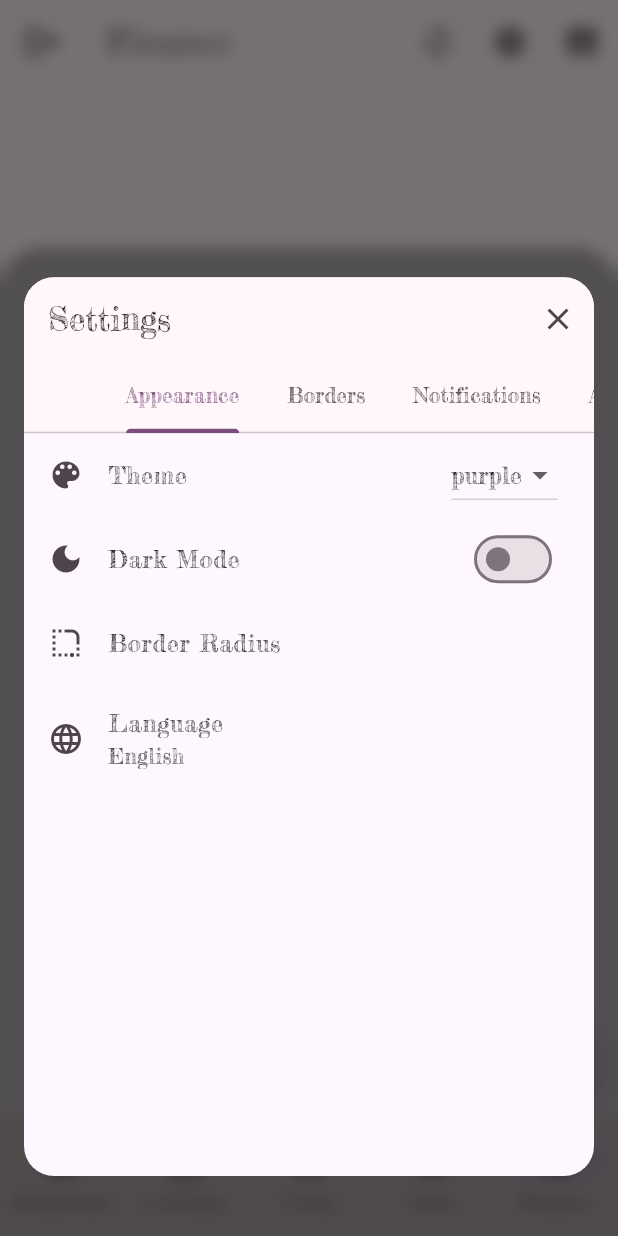
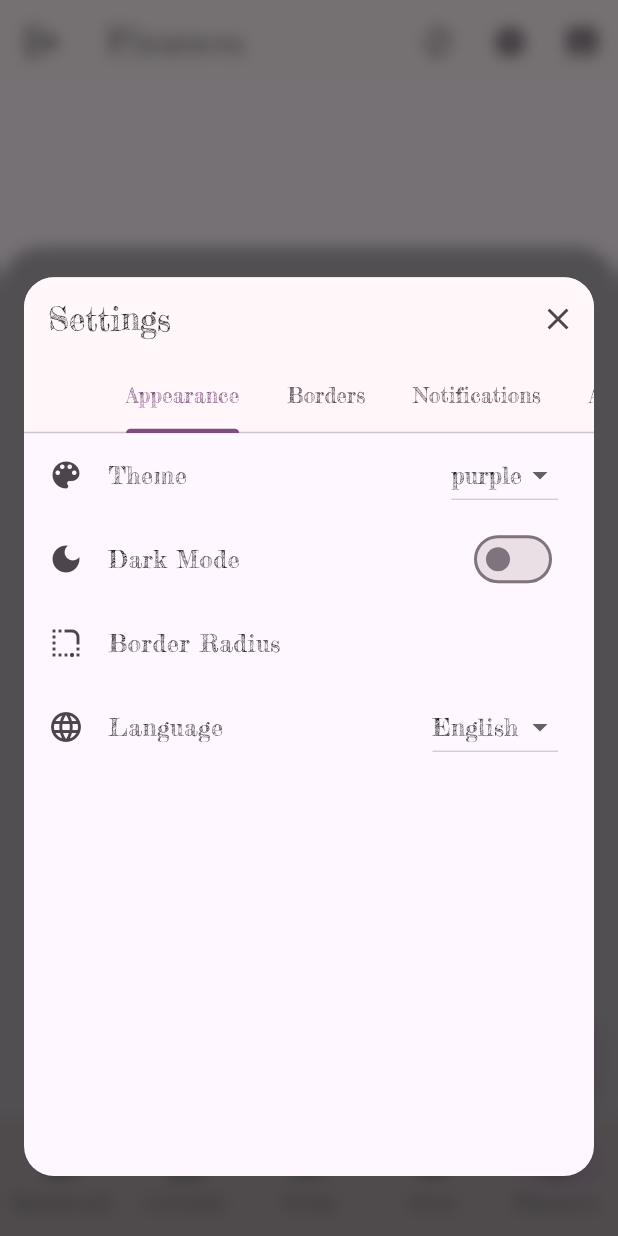
Before and after one commit to la-fourier/myapp, a Flutter app: the MainScreen screen opened directly, item 5 of the bottom bar chosen, after a tap on the "settings" icon, on a phone screen of 412 x 824 dp. Run offline on Flutter 3.47's test engine with Material 3 defaults, Android fonts, the phone set to English and light mode, and no system bars; our stand-ins replace csv, file_picker, flutter_local_notifications, flutter_secure_storage, fluttertoast, google_fonts and 4 more; missing offline and left inert: flutter_web_auth_2, google_mlkit_text_recognition, googleapis; accounts and stored records are empty; generated files the repository leaves out were written again.

Commit message:
AGENT X - Finished Phase 5 Localization i18n

````diff
--- /dev/null
+++ b/l10n.yaml
@@ -0,0 +1,3 @@
+arb-dir: lib/l10n
+template-arb-file: app_en.arb
+output-localization-file: app_localizations.dart
--- /dev/null
+++ b/lib/l10n/app_localizations.dart
@@ -0,0 +1,216 @@
+import 'dart:async';
+
+import 'package:flutter/foundation.dart';
+import 'package:flutter/widgets.dart';
+import 'package:flutter_localizations/flutter_localizations.dart';
+import 'package:intl/intl.dart' as intl;
+
+import 'app_localizations_de.dart';
+import 'app_localizations_en.dart';
+import 'app_localizations_es.dart';
+
+// ignore_for_file: type=lint
+
+/// Callers can lookup localized strings with an instance of AppLocalizations
+/// returned by `AppLocalizations.of(context)`.
+///
+/// Applications need to include `AppLocalizations.delegate()` in their app's
+/// `localizationDelegates` list, and the locales they support in the app's
+/// `supportedLocales` list. For example:
+///
+/// ```dart
+/// import 'l10n/app_localizations.dart';
+///
+/// return MaterialApp(
+///   localizationsDelegates: AppLocalizations.localizationsDelegates,
+///   supportedLocales: AppLocalizations.supportedLocales,
+///   home: MyApplicationHome(),
+/// );
+/// ```
+///
+/// ## Update pubspec.yaml
+///
+/// Please make sure to update your pubspec.yaml to include the following
+/// packages:
+///
+/// ```yaml
+/// dependencies:
+///   # Internationalization support.
+///   flutter_localizations:
+///     sdk: flutter
+///   intl: any # Use the pinned version from flutter_localizations
+///
+///   # Rest of dependencies
+/// ```
+///
+/// ## iOS Applications
+///
+/// iOS applications define key application metadata, including supported
+/// locales, in an Info.plist file that is built into the application bundle.
+/// To configure the locales supported by your app, you’ll need to edit this
+/// file.
+///
+/// First, open your project’s ios/Runner.xcworkspace Xcode workspace file.
+/// Then, in the Project Navigator, open the Info.plist file under the Runner
+/// project’s Runner folder.
+///
+/// Next, select the Information Property List item, select Add Item from the
+/// Editor menu, then select Localizations from the pop-up menu.
+///
+/// Select and expand the newly-created Localizations item then, for each
+/// locale your application supports, add a new item and select the locale
+/// you wish to add from the pop-up menu in the Value field. This list should
+/// be consistent with the languages listed in the AppLocalizations.supportedLocales
+/// property.
+abstract class AppLocalizations {
+  AppLocalizations(String locale)
+    : localeName = intl.Intl.canonicalizedLocale(locale.toString());
+
+  final String localeName;
+
+  static AppLocalizations? of(BuildContext context) {
+    return Localizations.of<AppLocalizations>(context, AppLocalizations);
+  }
+
+  static const LocalizationsDelegate<AppLocalizations> delegate =
+      _AppLocalizationsDelegate();
+
+  /// A list of this localizations delegate along with the default localizations
+  /// delegates.
+  ///
+  /// Returns a list of localizations delegates containing this delegate along with
+  /// GlobalMaterialLocalizations.delegate, GlobalCupertinoLocalizations.delegate,
+  /// and GlobalWidgetsLocalizations.delegate.
+  ///
+  /// Additional delegates can be added by appending to this list in
+  /// MaterialApp. This list does not have to be used at all if a custom list
+  /// of delegates is preferred or required.
+  static const List<LocalizationsDelegate<dynamic>> localizationsDelegates =
+      <LocalizationsDelegate<dynamic>>[
+        delegate,
+        GlobalMaterialLocalizations.delegate,
+        GlobalCupertinoLocalizations.delegate,
+        GlobalWidgetsLocalizations.delegate,
+      ];
+
+  /// A list of this localizations delegate's supported locales.
+  static const List<Locale> supportedLocales = <Locale>[
+    Locale('de'),
+    Locale('en'),
+    Locale('es'),
+  ];
+
+  /// The title of the application
+  ///
+  /// In en, this message translates to:
+  /// **'MyApp Calendar'**
+  String get appTitle;
+
+  /// No description provided for @dashboard.
+  ///
+  /// In en, this message translates to:
+  /// **'Dashboard'**
+  String get dashboard;
+
+  /// No description provided for @calendar.
+  ///
+  /// In en, this message translates to:
+  /// **'Calendar'**
+  String get calendar;
+
+  /// No description provided for @finances.
+  ///
+  /// In en, this message translates to:
+  /// **'Finances'**
+  String get finances;
+
+  /// No description provided for @habits.
+  ///
+  /// In en, this message translates to:
+  /// **'Habits'**
+  String get habits;
+
+  /// No description provided for @settings.
+  ///
+  /// In en, this message translates to:
+  /// **'Settings'**
+  String get settings;
+
+  /// No description provided for @account.
+  ///
+  /// In en, this message translates to:
+  /// **'Account'**
+  String get account;
+
+  /// No description provided for @save.
+  ///
+  /// In en, this message translates to:
+  /// **'Save'**
+  String get save;
+
+  /// No description provided for @cancel.
+  ///
+  /// In en, this message translates to:
+  /// **'Cancel'**
+  String get cancel;
+
+  /// No description provided for @edit.
+  ///
+  /// In en, this message translates to:
+  /// **'Edit'**
+  String get edit;
+
+  /// No description provided for @delete.
+  ///
+  /// In en, this message translates to:
+  /// **'Delete'**
+  String get delete;
+
+  /// No description provided for @createNew.
+  ///
+  /// In en, this message translates to:
+  /// **'Create New'**
+  String get createNew;
+
+  /// No description provided for @search.
+  ///
+  /// In en, this message translates to:
+  /// **'Search'**
+  String get search;
+}
+
+class _AppLocalizationsDelegate
+    extends LocalizationsDelegate<AppLocalizations> {
+  const _AppLocalizationsDelegate();
+
+  @override
+  Future<AppLocalizations> load(Locale locale) {
+    return SynchronousFuture<AppLocalizations>(lookupAppLocalizations(locale));
+  }
+
+  @override
+  bool isSupported(Locale locale) =>
+      <String>['de', 'en', 'es'].contains(locale.languageCode);
+
+  @override
+  bool shouldReload(_AppLocalizationsDelegate old) => false;
+}
+
+AppLocalizations lookupAppLocalizations(Locale locale) {
+  // Lookup logic when only language code is specified.
+  switch (locale.languageCode) {
+    case 'de':
+      return AppLocalizationsDe();
+    case 'en':
+      return AppLocalizationsEn();
+    case 'es':
+      return AppLocalizationsEs();
+  }
+
+  throw FlutterError(
+    'AppLocalizations.delegate failed to load unsupported locale "$locale". This is likely '
+    'an issue with the localizations generation tool. Please file an issue '
+    'on GitHub with a reproducible sample app and the gen-l10n configuration '
+    'that was used.',
+  );
+}
--- a/lib/services/app_state.dart
+++ b/lib/services/app_state.dart
@@ -33,15 +33,23 @@ class AppState extends ChangeNotifier {
 
   // Global Settings Settings
   bool _toastNotificationsEnabled = true;
+  Locale _currentLocale = const Locale('en');
 
   User? get loggedInUser => _loggedInUser;
   List<User> get users => _users;
   SelectableActivity? get currentlyTracking => _currentlyTracking;
   DateTime? get trackingStartTime => _trackingStartTime;
   bool get toastNotificationsEnabled => _toastNotificationsEnabled;
+  Locale get currentLocale => _currentLocale;
 
   AppState() {
     _loadUsers();
+  }
+
+  void setLocale(Locale newLocale) {
+    if (!['en', 'de', 'es'].contains(newLocale.languageCode)) return;
+    _currentLocale = newLocale;
+    notifyListeners();
   }
 
   void setToastNotificationsEnabled(bool value) {
--- a/lib/views/main/main_screen.dart
+++ b/lib/views/main/main_screen.dart
@@ -1,6 +1,7 @@
 import 'dart:ui';
 import 'package:flutter/material.dart';
 import 'package:fluttertoast/fluttertoast.dart';
+import 'package:flutter_gen/gen_l10n/app_localizations.dart';
 import 'package:myapp/services/theme_provider.dart';
 import 'package:myapp/views/finance/finance_view.dart';
 import 'package:myapp/views/user/account_view.dart';
@@ -94,13 +95,18 @@ class _MainScreenState extends State<MainScreen> {
     ];
   }
 
-  static const List<String> _widgetTitles = <String>[
-    'Dashboard',
-    'Calendar',
-    'Today',
-    'Stats',
-    'Finance',
-  ];
+  String _getWidgetTitle(BuildContext context, int index) {
+    final loc = AppLocalizations.of(context);
+    if (loc == null) return '';
+    switch (index) {
+      case 0: return loc.dashboard;
+      case 1: return loc.calendar;
+      case 2: return 'Today';
+      case 3: return 'Stats';
+      case 4: return loc.finances;
+      default: return '';
+    }
+  }
 
   void _onItemTapped(int index) {
     setState(() {
@@ -168,7 +174,7 @@ class _MainScreenState extends State<MainScreen> {
               },
               tooltip: 'Logout',
             ),
-            title: Text(_widgetTitles[_selectedIndex]),
+            title: Text(_getWidgetTitle(context, _selectedIndex)),
             actions: [
               if (!isMobile)
                 const Center(
@@ -209,31 +215,31 @@ class _MainScreenState extends State<MainScreen> {
                       selectedIndex: _selectedIndex,
                       onDestinationSelected: _onItemTapped,
                       labelType: NavigationRailLabelType.all,
-                      destinations: const <NavigationRailDestination>[
+                      destinations: <NavigationRailDestination>[
                         NavigationRailDestination(
-                          icon: Icon(Icons.dashboard_outlined),
-                          selectedIcon: Icon(Icons.dashboard),
-                          label: Text('Dashboard'),
+                          icon: const Icon(Icons.dashboard_outlined),
+                          selectedIcon: const Icon(Icons.dashboard),
+                          label: Text(AppLocalizations.of(context)!.dashboard),
                         ),
                         NavigationRailDestination(
-                          icon: Icon(Icons.calendar_today_outlined),
-                          selectedIcon: Icon(Icons.calendar_today),
-                          label: Text('Calendar'),
+                          icon: const Icon(Icons.calendar_today_outlined),
+                          selectedIcon: const Icon(Icons.calendar_today),
+                          label: Text(AppLocalizations.of(context)!.calendar),
                         ),
-                        NavigationRailDestination(
+                        const NavigationRailDestination(
                           icon: Icon(Icons.today_outlined),
                           selectedIcon: Icon(Icons.today),
                           label: Text('Today'),
                         ),
-                        NavigationRailDestination(
+                        const NavigationRailDestination(
                           icon: Icon(Icons.bar_chart_outlined),
                           selectedIcon: Icon(Icons.bar_chart),
                           label: Text('Stats'),
                         ),
                         NavigationRailDestination(
-                          icon: Icon(Icons.attach_money),
-                          selectedIcon: Icon(Icons.money),
-                          label: Text('Finance'),
+                          icon: const Icon(Icons.attach_money),
+                          selectedIcon: const Icon(Icons.money),
+                          label: Text(AppLocalizations.of(context)!.finances),
                         ),
                       ],
                     ),
@@ -248,31 +254,31 @@ class _MainScreenState extends State<MainScreen> {
               ? NavigationBar(
                   onDestinationSelected: _onItemTapped,
                   selectedIndex: _selectedIndex,
-                  destinations: const <Widget>[
+                  destinations: <Widget>[
                     NavigationDestination(
-                      icon: Icon(Icons.dashboard_outlined),
-                      selectedIcon: Icon(Icons.dashboard),
-                      label: 'Dashboard',
+                      icon: const Icon(Icons.dashboard_outlined),
+                      selectedIcon: const Icon(Icons.dashboard),
+                      label: AppLocalizations.of(context)!.dashboard,
                     ),
                     NavigationDestination(
-                      icon: Icon(Icons.calendar_today_outlined),
-                      selectedIcon: Icon(Icons.calendar_today),
-                      label: 'Calendar',
+                      icon: const Icon(Icons.calendar_today_outlined),
+                      selectedIcon: const Icon(Icons.calendar_today),
+                      label: AppLocalizations.of(context)!.calendar,
                     ),
-                    NavigationDestination(
+                    const NavigationDestination(
                       icon: Icon(Icons.today_outlined),
                       selectedIcon: Icon(Icons.today),
                       label: 'Today',
                     ),
-                    NavigationDestination(
+                    const NavigationDestination(
                       icon: Icon(Icons.bar_chart_outlined),
                       selectedIcon: Icon(Icons.bar_chart),
                       label: 'Stats',
                     ),
                     NavigationDestination(
-                      icon: Icon(Icons.attach_money),
-                      selectedIcon: Icon(Icons.money),
-                      label: 'Finance',
+                      icon: const Icon(Icons.attach_money),
+                      selectedIcon: const Icon(Icons.money),
+                      label: AppLocalizations.of(context)!.finances,
                     ),
                   ],
                 )
--- a/lib/views/settings/appearance_settings_view.dart
+++ b/lib/views/settings/appearance_settings_view.dart
@@ -1,6 +1,7 @@
 import 'package:flutter/material.dart';
 import 'package:provider/provider.dart';
 import 'package:myapp/services/theme_provider.dart';
+import 'package:myapp/services/app_state.dart';
 import 'package:myapp/views/settings/border_radius_settings_view.dart';
 import 'package:fluttertoast/fluttertoast.dart';
 
@@ -54,36 +55,33 @@ class AppearanceSettingsView extends StatelessWidget {
             );
           },
         ),
-        ListTile(
-          leading: const Icon(Icons.language),
-          title: const Text('Language'),
-          subtitle: const Text('English'),
-          onTap: () {
-            showDialog(
-              context: context,
-              builder: (BuildContext context) {
-                return AlertDialog(
-                  title: const Text('Select Language'),
-                  content: SingleChildScrollView(
-                    child: ListBody(
-                      children: <Widget>[
-                        ListTile(
-                          title: const Text('English'),
-                          onTap: () => _showLanguageToast(context, 'English'),
-                        ),
-                        ListTile(
-                          title: const Text('German'),
-                          onTap: () => _showLanguageToast(context, 'German'),
-                        ),
-                        ListTile(
-                          title: const Text('Spanish'),
-                          onTap: () => _showLanguageToast(context, 'Spanish'),
-                        ),
-                      ],
-                    ),
-                  ),
-                );
-              },
+        Consumer<AppState>(
+          builder: (context, appState, child) {
+            String localeName(Locale loc) {
+              switch (loc.languageCode) {
+                case 'en': return 'English';
+                case 'de': return 'German';
+                case 'es': return 'Spanish';
+                default: return 'English';
+              }
+            }
+
+            return ListTile(
+              leading: const Icon(Icons.language),
+              title: const Text('Language'),
+              trailing: DropdownButton<Locale>(
+                value: appState.currentLocale,
+                onChanged: (Locale? newLocale) {
+                  if (newLocale != null) {
+                    appState.setLocale(newLocale);
+                  }
+                },
+                items: const [
+                  DropdownMenuItem(value: Locale('en'), child: Text('English')),
+                  DropdownMenuItem(value: Locale('de'), child: Text('German')),
+                  DropdownMenuItem(value: Locale('es'), child: Text('Spanish')),
+                ],
+              ),
             );
           },
         ),
--- a/pubspec.yaml
+++ b/pubspec.yaml
@@ -50,6 +50,7 @@ dev_dependencies:
 
 flutter:
   uses-material-design: true
+  generate: true
 
   fonts:
   - family: Fredericka the Great
````
Also changed, not shown: lib/l10n/app_de.arb (added, +16 -0 lines), lib/l10n/app_en.arb (added, +19 -0 lines), lib/l10n/app_es.arb (added, +16 -0 lines), lib/l10n/app_localizations_de.dart (added, +49 -0 lines), lib/l10n/app_localizations_en.dart (added, +49 -0 lines), lib/l10n/app_localizations_es.dart (added, +49 -0 lines), lib/main.dart (+16 -2 lines).
